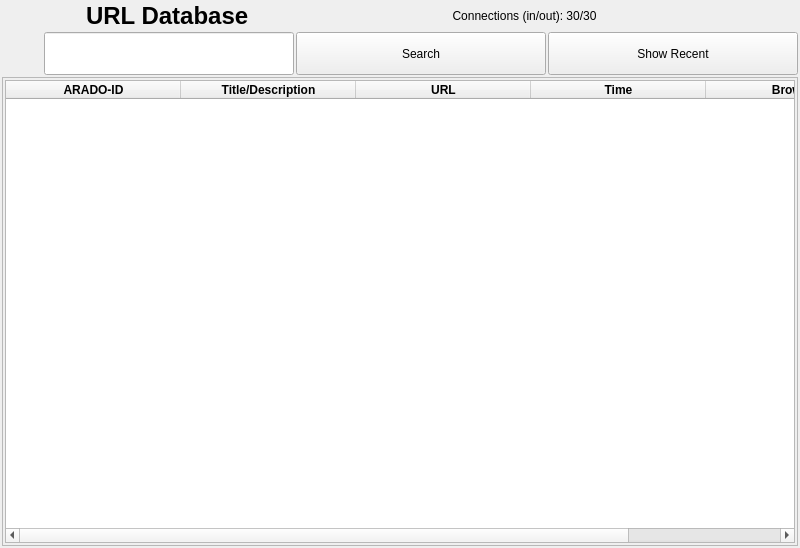
berndhs/arado, file ui/url-display.ui: the form before one commit.
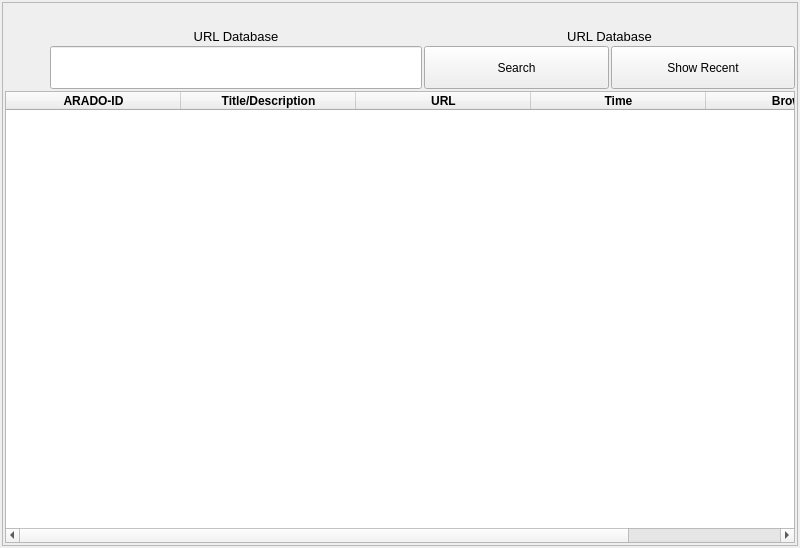
The form after the commit. Icons and pictures are not drawn.

Commit message: something like this?

```diff
--- a/ui/url-display.ui
+++ b/ui/url-display.ui
@@ -20,171 +20,7 @@
    <string>Arado Url Display</string>
   </property>
   <layout class="QGridLayout" name="gridLayout_3">
-   <item row="0" column="0">
-    <layout class="QGridLayout" name="gridLayout">
-     <item row="0" column="0" rowspan="2">
-      <widget class="QPushButton" name="addUrlButton">
-       <property name="sizePolicy">
-        <sizepolicy hsizetype="Fixed" vsizetype="Fixed">
-         <horstretch>0</horstretch>
-         <verstretch>0</verstretch>
-        </sizepolicy>
-       </property>
-       <property name="toolTip">
-        <string>Add URL: Press the logo and add an URL to your local database. A pop-up window asks you to add the URL, description and keywords.</string>
-       </property>
-       <property name="text">
-        <string/>
-       </property>
-       <property name="icon">
-        <iconset resource="../arado.qrc">
-         <normaloff>:/arado-logo-colo-128.png</normaloff>:/arado-logo-colo-128.png</iconset>
-       </property>
-       <property name="iconSize">
-        <size>
-         <width>90</width>
-         <height>90</height>
-        </size>
-       </property>
-       <property name="flat">
-        <bool>true</bool>
-       </property>
-      </widget>
-     </item>
-     <item row="0" column="1" colspan="3">
-      <layout class="QHBoxLayout" name="horizontalLayout">
-       <item>
-        <widget class="QPushButton" name="fakeButton">
-         <property name="text">
-          <string/>
-         </property>
-         <property name="icon">
-          <iconset resource="../arado.qrc">
-           <normaloff>:/claim-trans.png</normaloff>
-           <disabledoff>:/claim-trans.png</disabledoff>
-           <disabledon>:/claim-trans.png</disabledon>:/claim-trans.png</iconset>
-         </property>
-         <property name="iconSize">
-          <size>
-           <width>128</width>
-           <height>32</height>
-          </size>
-         </property>
-         <property name="flat">
-          <bool>true</bool>
-         </property>
-        </widget>
-       </item>
-       <item>
-        <layout class="QHBoxLayout" name="horizontalLayout_2">
-         <item>
-          <widget class="QLabel" name="titleLabel">
-           <property name="font">
-            <font>
-             <pointsize>18</pointsize>
-             <weight>75</weight>
-             <bold>true</bold>
-            </font>
-           </property>
-           <property name="text">
-            <string notr="true">URL Database</string>
-           </property>
-          </widget>
-         </item>
-         <item>
-          <widget class="QLabel" name="bottomLabel">
-           <property name="sizePolicy">
-            <sizepolicy hsizetype="Expanding" vsizetype="Preferred">
-             <horstretch>0</horstretch>
-             <verstretch>0</verstretch>
-            </sizepolicy>
-           </property>
-           <property name="toolTip">
-            <string>Shows how many incoming and outgoing connections are established (maximum = 30). If connections = 0, please add one online IP+Port and press the boot button to connect and fill the IP-cache.</string>
-           </property>
-           <property name="layoutDirection">
-            <enum>Qt::LeftToRight</enum>
-           </property>
-           <property name="text">
-            <string>Connections (in/out): 30/30</string>
-           </property>
-           <property name="alignment">
-            <set>Qt::AlignCenter</set>
-           </property>
-          </widget>
-         </item>
-        </layout>
-       </item>
-      </layout>
-     </item>
-     <item row="1" column="1">
-      <widget class="QLineEdit" name="textInput">
-       <property name="minimumSize">
-        <size>
-         <width>0</width>
-         <height>43</height>
-        </size>
-       </property>
-       <property name="toolTip">
-        <string>Enter here a keyword and press the search button.</string>
-       </property>
-      </widget>
-     </item>
-     <item row="1" column="2">
-      <widget class="QPushButton" name="searchButton">
-       <property name="sizePolicy">
-        <sizepolicy hsizetype="Expanding" vsizetype="Expanding">
-         <horstretch>0</horstretch>
-         <verstretch>0</verstretch>
-        </sizepolicy>
-       </property>
-       <property name="toolTip">
-        <string>Search for the entered keyword(s).</string>
-       </property>
-       <property name="text">
-        <string>Search</string>
-       </property>
-       <property name="icon">
-        <iconset resource="../arado.qrc">
-         <normaloff>:/images/viewmag.png</normaloff>:/images/viewmag.png</iconset>
-       </property>
-       <property name="iconSize">
-        <size>
-         <width>32</width>
-         <height>32</height>
-        </size>
-       </property>
-      </widget>
-     </item>
-     <item row="1" column="3">
-      <widget class="QPushButton" name="recentButton">
-       <property name="sizePolicy">
-        <sizepolicy hsizetype="Expanding" vsizetype="Expanding">
-         <horstretch>0</horstretch>
-         <verstretch>0</verstretch>
-        </sizepolicy>
-       </property>
-       <property name="toolTip">
-        <string>Show the latest added URLs on top.</string>
-       </property>
-       <property name="text">
-        <string>Show Recent</string>
-       </property>
-       <property name="icon">
-        <iconset resource="../arado.qrc">
-         <normaloff>:/images/clock.png</normaloff>:/images/clock.png</iconset>
-       </property>
-       <property name="iconSize">
-        <size>
-         <width>32</width>
-         <height>32</height>
-        </size>
-       </property>
-      </widget>
-     </item>
-    </layout>
-   </item>
-   <item row="1" column="0">
+   <item row="2" column="0">
     <widget class="QScrollArea" name="scrollArea">
      <property name="sizePolicy">
       <sizepolicy hsizetype="Expanding" vsizetype="Expanding">
@@ -201,7 +37,7 @@
         <x>0</x>
         <y>0</y>
         <width>780</width>
-        <height>420</height>
+        <height>528</height>
        </rect>
       </property>
       <property name="sizePolicy">
@@ -315,6 +151,242 @@
          </column>
         </widget>
        </item>
+       <item row="0" column="0">
+        <layout class="QGridLayout" name="gridLayout">
+         <item row="2" column="2">
+          <layout class="QHBoxLayout" name="horizontalLayout">
+           <item>
+            <layout class="QHBoxLayout" name="horizontalLayout_2">
+             <item>
+              <widget class="QPushButton" name="searchButton">
+               <property name="sizePolicy">
+                <sizepolicy hsizetype="Expanding" vsizetype="Expanding">
+                 <horstretch>0</horstretch>
+                 <verstretch>0</verstretch>
+                </sizepolicy>
+               </property>
+               <property name="minimumSize">
+                <size>
+                 <width>0</width>
+                 <height>43</height>
+                </size>
+               </property>
+               <property name="maximumSize">
+                <size>
+                 <width>16777215</width>
+                 <height>43</height>
+                </size>
+               </property>
+               <property name="toolTip">
+                <string>Search for the entered keyword(s).</string>
+               </property>
+               <property name="text">
+                <string>Search</string>
+               </property>
+               <property name="icon">
+                <iconset resource="../arado.qrc">
+                 <normaloff>:/images/viewmag.png</normaloff>:/images/viewmag.png</iconset>
+               </property>
+               <property name="iconSize">
+                <size>
+                 <width>32</width>
+                 <height>32</height>
+                </size>
+               </property>
+              </widget>
+             </item>
+             <item>
+              <widget class="QPushButton" name="recentButton">
+               <property name="sizePolicy">
+                <sizepolicy hsizetype="Expanding" vsizetype="Expanding">
+                 <horstretch>0</horstretch>
+                 <verstretch>0</verstretch>
+                </sizepolicy>
+               </property>
+               <property name="minimumSize">
+                <size>
+                 <width>0</width>
+                 <height>43</height>
+                </size>
+               </property>
+               <property name="maximumSize">
+                <size>
+                 <width>16777215</width>
+                 <height>43</height>
+                </size>
+               </property>
+               <property name="toolTip">
+                <string>Show the latest added URLs on top.</string>
+               </property>
+               <property name="text">
+                <string>Show Recent</string>
+               </property>
+               <property name="icon">
+                <iconset resource="../arado.qrc">
+                 <normaloff>:/images/clock.png</normaloff>:/images/clock.png</iconset>
+               </property>
+               <property name="iconSize">
+                <size>
+                 <width>32</width>
+                 <height>32</height>
+                </size>
+               </property>
+              </widget>
+             </item>
+            </layout>
+           </item>
+          </layout>
+         </item>
+         <item row="2" column="1">
+          <widget class="QLineEdit" name="textInput">
+           <property name="sizePolicy">
+            <sizepolicy hsizetype="MinimumExpanding" vsizetype="Expanding">
+             <horstretch>0</horstretch>
+             <verstretch>0</verstretch>
+            </sizepolicy>
+           </property>
+           <property name="minimumSize">
+            <size>
+             <width>300</width>
+             <height>0</height>
+            </size>
+           </property>
+           <property name="maximumSize">
+            <size>
+             <width>16777215</width>
+             <height>43</height>
+            </size>
+           </property>
+           <property name="toolTip">
+            <string>Enter here a keyword and press the search button.</string>
+           </property>
+          </widget>
+         </item>
+         <item row="1" column="1">
+          <widget class="QLabel" name="label">
+           <property name="font">
+            <font>
+             <pointsize>10</pointsize>
+            </font>
+           </property>
+           <property name="text">
+            <string>URL Database</string>
+           </property>
+           <property name="alignment">
+            <set>Qt::AlignCenter</set>
+           </property>
+          </widget>
+         </item>
+         <item row="0" column="1">
+          <widget class="QPushButton" name="fakeButton">
+           <property name="sizePolicy">
+            <sizepolicy hsizetype="Expanding" vsizetype="Expanding">
+             <horstretch>0</horstretch>
+             <verstretch>0</verstretch>
+            </sizepolicy>
+           </property>
+           <property name="minimumSize">
+            <size>
+             <width>0</width>
+             <height>0</height>
+            </size>
+           </property>
+           <property name="maximumSize">
+            <size>
+             <width>16777215</width>
+             <height>60</height>
+            </size>
+           </property>
+           <property name="text">
+            <string/>
+           </property>
+           <property name="icon">
+            <iconset resource="../arado.qrc">
+             <normaloff>:/claim-trans.png</normaloff>
+             <disabledoff>:/claim-trans.png</disabledoff>
+             <disabledon>:/claim-trans.png</disabledon>:/claim-trans.png</iconset>
+           </property>
+           <property name="iconSize">
+            <size>
+             <width>150</width>
+             <height>105</height>
+            </size>
+           </property>
+           <property name="flat">
+            <bool>true</bool>
+           </property>
+          </widget>
+         </item>
+         <item row="1" column="2">
+          <widget class="QLabel" name="bottomLabel">
+           <property name="sizePolicy">
+            <sizepolicy hsizetype="Expanding" vsizetype="Preferred">
+             <horstretch>0</horstretch>
+             <verstretch>0</verstretch>
+            </sizepolicy>
+           </property>
+           <property name="minimumSize">
+            <size>
+             <width>0</width>
+             <height>0</height>
+            </size>
+           </property>
+           <property name="font">
+            <font>
+             <pointsize>10</pointsize>
+            </font>
+           </property>
+           <property name="toolTip">
+            <string>Shows how many incoming and outgoing connections are established (maximum = 30). If connections = 0, please add one online IP+Port and press the boot button to connect and fill the IP-cache.</string>
+           </property>
+           <property name="layoutDirection">
+            <enum>Qt::LeftToRight</enum>
+           </property>
+           <property name="text">
+            <string>URL Database</string>
+           </property>
+           <property name="alignment">
+            <set>Qt::AlignCenter</set>
+           </property>
+          </widget>
+         </item>
+         <item row="2" column="0">
+          <widget class="QPushButton" name="addUrlButton">
+           <property name="sizePolicy">
+            <sizepolicy hsizetype="Expanding" vsizetype="Expanding">
+             <horstretch>0</horstretch>
+             <verstretch>0</verstretch>
+            </sizepolicy>
+           </property>
+           <property name="maximumSize">
+            <size>
+             <width>43</width>
+             <height>43</height>
+            </size>
+           </property>
+           <property name="toolTip">
+            <string>Add URL: Press the logo and add an URL to your local database. A pop-up window asks you to add the URL, description and keywords.</string>
+           </property>
+           <property name="text">
+            <string/>
+           </property>
+           <property name="icon">
+            <iconset resource="../arado.qrc">
+             <normaloff>:/arado-logo-colo-128.png</normaloff>:/arado-logo-colo-128.png</iconset>
+           </property>
+           <property name="iconSize">
+            <size>
+             <width>43</width>
+             <height>43</height>
+            </size>
+           </property>
+           <property name="flat">
+            <bool>true</bool>
+           </property>
+          </widget>
+         </item>
+        </layout>
+       </item>
       </layout>
      </widget>
     </widget>
```
